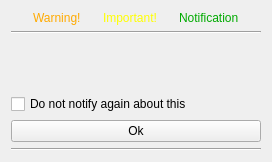
Old version of the form client/src/ui/widgets/popup_widget.ui in the repository networkoptix/nx_open.
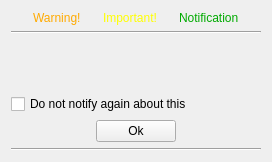
New version of the form.

Commit message:
Normal-sized OK button in popups.
<==== Mercurial data ====>
Branch: master

Diff of the .ui file:
```diff
--- a/client/src/ui/widgets/popup_widget.ui
+++ b/client/src/ui/widgets/popup_widget.ui
@@ -95,11 +95,41 @@
     </widget>
    </item>
    <item>
+    <layout class="QHBoxLayout" name="horizontalLayout_2">
+     <item>
+      <spacer name="horizontalSpacer">
+       <property name="orientation">
+        <enum>Qt::Horizontal</enum>
+       </property>
+       <property name="sizeHint" stdset="0">
+        <size>
+         <width>40</width>
+         <height>20</height>
+        </size>
+       </property>
+      </spacer>
+     </item>
+     <item>
     <widget class="QPushButton" name="okButton">
      <property name="text">
       <string>Ok</string>
      </property>
     </widget>
+     </item>
+     <item>
+      <spacer name="horizontalSpacer_2">
+       <property name="orientation">
+        <enum>Qt::Horizontal</enum>
+       </property>
+       <property name="sizeHint" stdset="0">
+        <size>
+         <width>40</width>
+         <height>20</height>
+        </size>
+       </property>
+      </spacer>
+     </item>
+    </layout>
    </item>
    <item>
     <widget class="Line" name="line_2">
```
Lines whose indentation alone changed are shown as unchanged.
